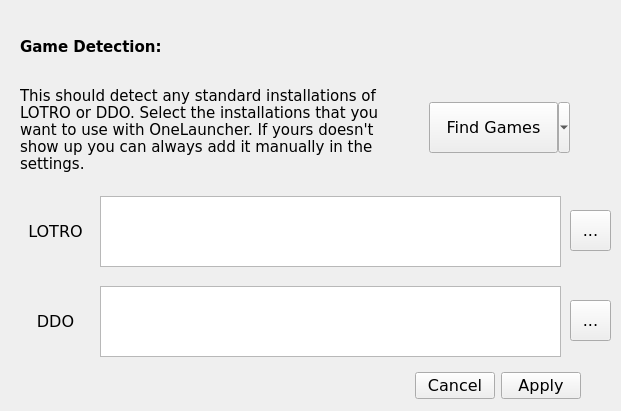
Old version of the form OneLauncher/ui/winSetupWizard.ui in the repository JuneStepp/OneLauncher.
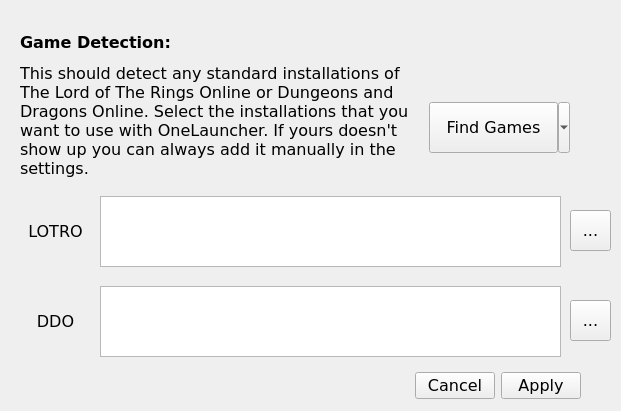
New version of the form. The open tabs and pages were chosen to show the change.

Commit message: Made what DDO, LOTRO, and test versions are more clear.

```diff
--- a/OneLauncher/ui/winSetupWizard.ui
+++ b/OneLauncher/ui/winSetupWizard.ui
@@ -100,12 +100,12 @@
       <rect>
        <x>0</x>
        <y>0</y>
-       <width>381</width>
+       <width>391</width>
        <height>171</height>
       </rect>
      </property>
      <property name="text">
-      <string>&lt;html&gt;&lt;head/&gt;&lt;body&gt;&lt;p&gt;&lt;span style=&quot; font-size:11pt; font-weight:600;&quot;&gt;Game Detection:&lt;/span&gt;&lt;br/&gt;&lt;/p&gt;&lt;p&gt;&lt;span style=&quot; font-size:11pt;&quot;&gt;This should detect any standard installations of LOTRO or DDO. Select the installations that you want to use with OneLauncher. If yours doesn't show up you can always add it manually in the settings.&lt;/span&gt;&lt;/p&gt;&lt;/body&gt;&lt;/html&gt;</string>
+      <string>&lt;html&gt;&lt;head/&gt;&lt;body&gt;&lt;p&gt;&lt;span style=&quot; font-weight:600;&quot;&gt;Game Detection:&lt;/span&gt;&lt;/p&gt;&lt;p&gt;This should detect any standard installations of The Lord of The Rings Online or Dungeons and Dragons Online. Select the installations that you want to use with OneLauncher. If yours doesn't show up you can always add it manually in the settings.&lt;/p&gt;&lt;/body&gt;&lt;/html&gt;</string>
      </property>
      <property name="wordWrap">
       <bool>true</bool>
```
Left out of the diff: 18 changed lines with no effect on the pictures. The commit also changes 1 other file.
